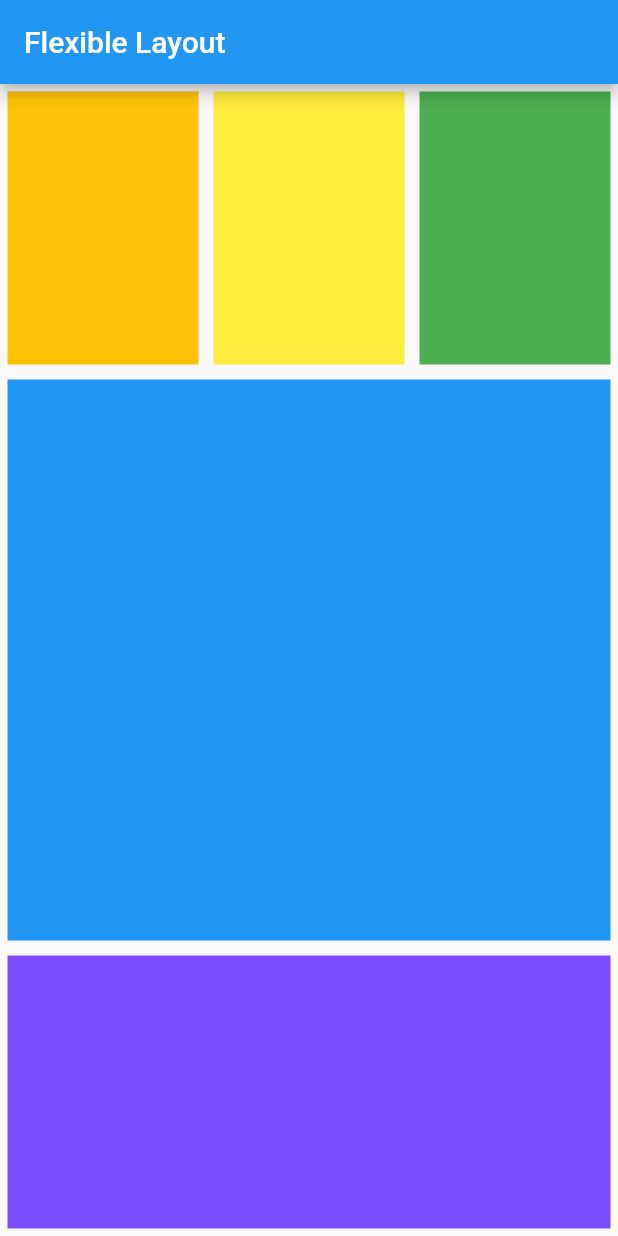
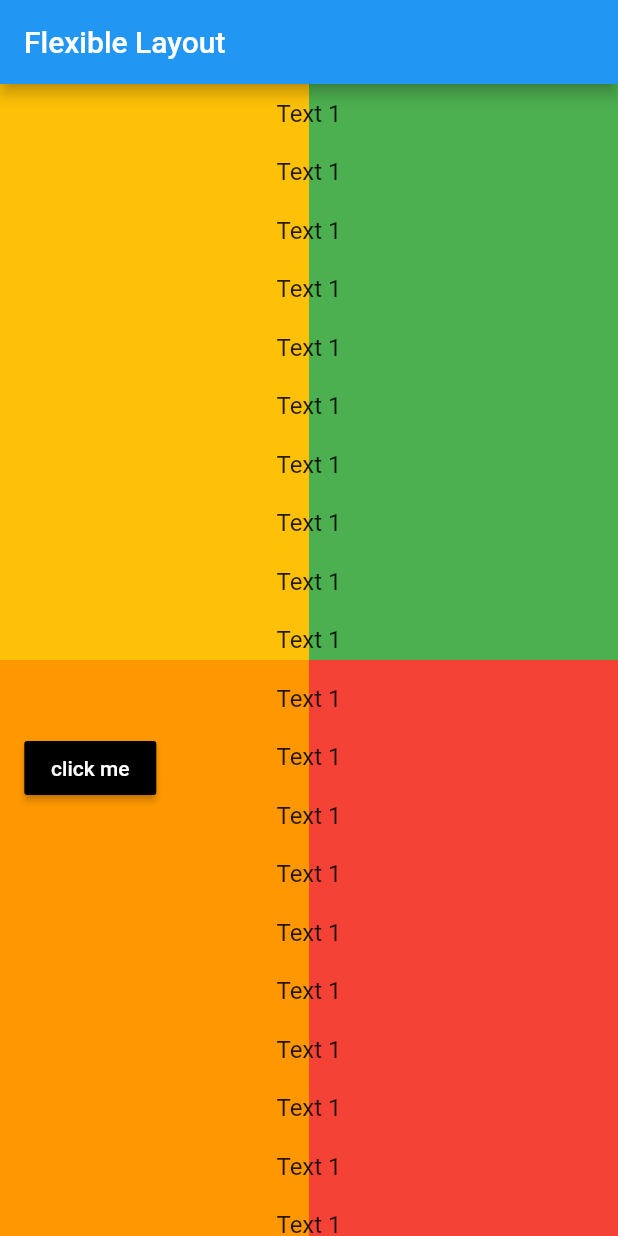
Before and after one commit to lewisccx/flutter_fundamental, a Flutter app: the screen it shows after launch, on a phone screen of 412 x 824 dp. Run offline on Flutter 3.47's test engine with Material 2 defaults, Android fonts, the light colour scheme and no system bars.

Commit message:
added stack and align widget

```diff
--- a/lib/main.dart
+++ b/lib/main.dart
@@ -25,46 +25,197 @@ class _MyAppState extends State<MyApp> {
       appBar: AppBar(
         title: Text("Flexible Layout"),
       ),
-            body: Column(children: <Widget>[
+      body: Stack(
+        children: [
+          //background
+          Column(children: [
             Flexible(
               flex: 1,
               child: Row(
                 children: [
-                    Flexible(
-                      flex: 1,
-                      child: Container(
-                        margin: EdgeInsets.all(5),
-                        color: Colors.amber,
+                  Flexible(flex: 1, child: Container(color: Colors.amber)),
+                  Flexible(flex: 1, child: Container(color: Colors.green))
+                ],
               ),
             ),
             Flexible(
               flex: 1,
-                      child: Container(
-                        margin: EdgeInsets.all(5),
-                        color: Colors.yellow,
-                      ),
-                    ),
-                    Flexible(
-                      flex: 1,
-                      child: Container(
-                        margin: EdgeInsets.all(5),
-                        color: Colors.green,
-                      ),
-                    ),
+              child: Row(
+                children: [
+                  Flexible(flex: 1, child: Container(color: Colors.orange)),
+                  Flexible(flex: 1, child: Container(color: Colors.red))
                 ],
               ),
             ),
-              Flexible(
-                flex: 2,
-                child: Container(margin: EdgeInsets.all(5), color: Colors.blue),
+          ]),
+          ListView(
+            children: [
+              Column(mainAxisAlignment: MainAxisAlignment.center, children: [
+                Container(
+                  margin: EdgeInsets.all(10),
+                  child: Text(
+                    "Text 1",
+                    style: TextStyle(fontSize: 16),
                   ),
-              Flexible(
-                flex: 1,
-                child: Container(
-                  margin: EdgeInsets.all(5),
-                  color: Colors.deepPurpleAccent,
                 ),
-              )
-            ])));
+                Container(
+                  margin: EdgeInsets.all(10),
+                  child: Text(
+                    "Text 1",
+                    style: TextStyle(fontSize: 16),
+                  ),
+                ),
+                Container(
+                  margin: EdgeInsets.all(10),
+                  child: Text(
+                    "Text 1",
+                    style: TextStyle(fontSize: 16),
+                  ),
+                ),
+                Container(
+                  margin: EdgeInsets.all(10),
+                  child: Text(
+                    "Text 1",
+                    style: TextStyle(fontSize: 16),
+                  ),
+                ),
+                Container(
+                  margin: EdgeInsets.all(10),
+                  child: Text(
+                    "Text 1",
+                    style: TextStyle(fontSize: 16),
+                  ),
+                ),
+                Container(
+                  margin: EdgeInsets.all(10),
+                  child: Text(
+                    "Text 1",
+                    style: TextStyle(fontSize: 16),
+                  ),
+                ),
+                Container(
+                  margin: EdgeInsets.all(10),
+                  child: Text(
+                    "Text 1",
+                    style: TextStyle(fontSize: 16),
+                  ),
+                ),
+                Container(
+                  margin: EdgeInsets.all(10),
+                  child: Text(
+                    "Text 1",
+                    style: TextStyle(fontSize: 16),
+                  ),
+                ),
+                Container(
+                  margin: EdgeInsets.all(10),
+                  child: Text(
+                    "Text 1",
+                    style: TextStyle(fontSize: 16),
+                  ),
+                ),
+                Container(
+                  margin: EdgeInsets.all(10),
+                  child: Text(
+                    "Text 1",
+                    style: TextStyle(fontSize: 16),
+                  ),
+                ),
+                Container(
+                  margin: EdgeInsets.all(10),
+                  child: Text(
+                    "Text 1",
+                    style: TextStyle(fontSize: 16),
+                  ),
+                ),
+                Container(
+                  margin: EdgeInsets.all(10),
+                  child: Text(
+                    "Text 1",
+                    style: TextStyle(fontSize: 16),
+                  ),
+                ),
+                Container(
+                  margin: EdgeInsets.all(10),
+                  child: Text(
+                    "Text 1",
+                    style: TextStyle(fontSize: 16),
+                  ),
+                ),
+                Container(
+                  margin: EdgeInsets.all(10),
+                  child: Text(
+                    "Text 1",
+                    style: TextStyle(fontSize: 16),
+                  ),
+                ),
+                Container(
+                  margin: EdgeInsets.all(10),
+                  child: Text(
+                    "Text 1",
+                    style: TextStyle(fontSize: 16),
+                  ),
+                ),
+                Container(
+                  margin: EdgeInsets.all(10),
+                  child: Text(
+                    "Text 1",
+                    style: TextStyle(fontSize: 16),
+                  ),
+                ),
+                Container(
+                  margin: EdgeInsets.all(10),
+                  child: Text(
+                    "Text 1",
+                    style: TextStyle(fontSize: 16),
+                  ),
+                ),
+                Container(
+                  margin: EdgeInsets.all(10),
+                  child: Text(
+                    "Text 1",
+                    style: TextStyle(fontSize: 16),
+                  ),
+                ),
+                Container(
+                  margin: EdgeInsets.all(10),
+                  child: Text(
+                    "Text 1",
+                    style: TextStyle(fontSize: 16),
+                  ),
+                ),
+                Container(
+                  margin: EdgeInsets.all(10),
+                  child: Text(
+                    "Text 1",
+                    style: TextStyle(fontSize: 16),
+                  ),
+                ),
+                Container(
+                  margin: EdgeInsets.all(10),
+                  child: Text(
+                    "Text 1",
+                    style: TextStyle(fontSize: 16),
+                  ),
+                ),
+                Container(
+                  margin: EdgeInsets.all(10),
+                  child: Text(
+                    "Text 1",
+                    style: TextStyle(fontSize: 16),
+                  ),
+                ),
+              ])
+            ],
+          ),
+          Align(
+            //-1 to 0
+            alignment: Alignment(-0.9,0.2),
+            child: RaisedButton(
+                child: Text("click me",style: TextStyle(color: Colors.white),), color: Colors.black, onPressed: () {})),
+
+        ],
+      ),
+    ));
   }
 }
```
Lines whose indentation alone changed are shown as unchanged.
